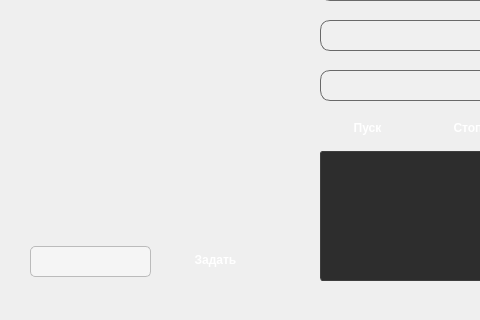
jon007a/Modbus, file mainwindow.ui: the form before one commit; both pictures show x 0 to 480 and y 100 to 420 of the 800 by 420 pixel window.
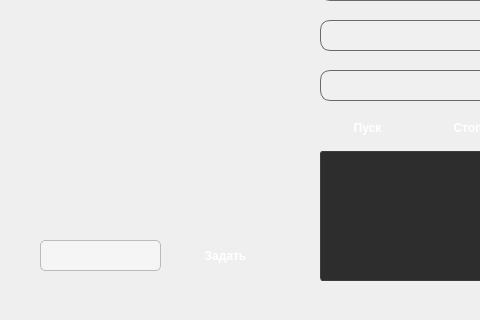
The form after the commit.

Diff of the .ui file:
```diff
--- a/mainwindow.ui
+++ b/mainwindow.ui
@@ -385,8 +385,8 @@
    <widget class="QLineEdit" name="speedInput">
     <property name="geometry">
      <rect>
-      <x>30</x>
-      <y>316</y>
+      <x>40</x>
+      <y>310</y>
       <width>121</width>
       <height>31</height>
      </rect>
@@ -416,10 +416,10 @@
    <widget class="QPushButton" name="setSpeedButton">
     <property name="geometry">
      <rect>
-      <x>160</x>
-      <y>309</y>
+      <x>170</x>
+      <y>310</y>
       <width>111</width>
-      <height>41</height>
+      <height>31</height>
      </rect>
     </property>
     <property name="styleSheet">
@@ -430,9 +430,9 @@
     padding: 5px 10px;
     font-weight: bold;
     background: qlineargradient(spread:pad, x1:0, y1:0, x2:1, y2:0, 
-                              stop:0 #4A4A4A, stop:0.5 #707070, stop:1 #4A4A4A);
+                              stop:0 #3A3A3A, stop:0.5 #606060, stop:1 #3A3A3A);
     border: none;
-    min-height: 25px;
+    min-height: 20px;
     max-width: 150px;
 }
 
```
Left out of the diff: 22 changed lines with no effect on the pictures.
